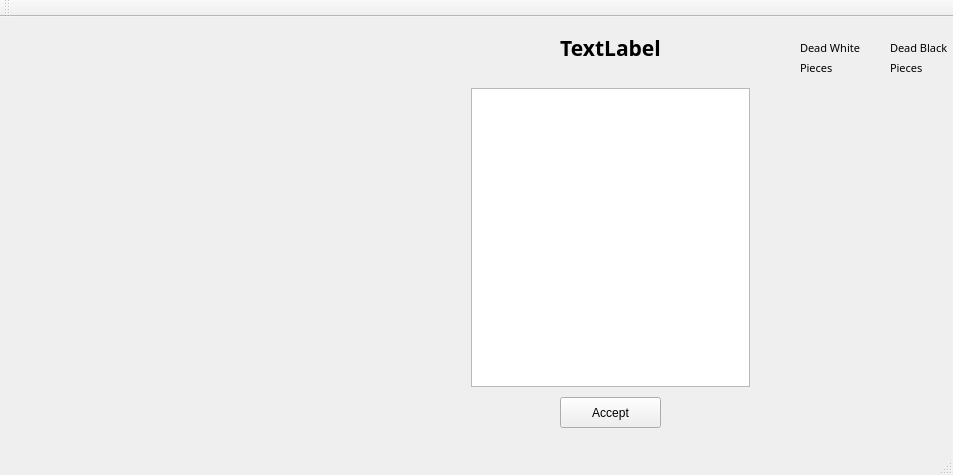
Above: Chess_project/Chess_project.ui from xif19/Chess_project before the change. Below: the same form after it.
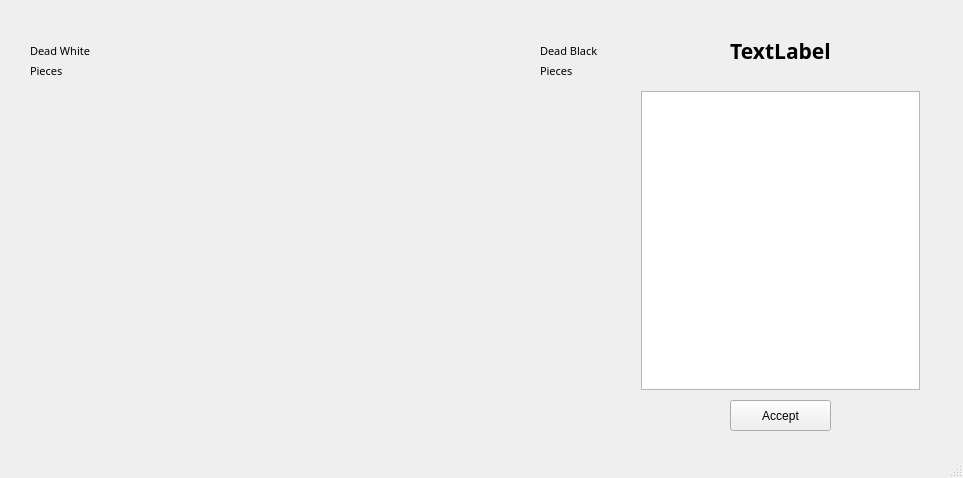
That is the form after the change.

Commit message: Fixed the code. I need to make the frontend look better and the project will be close to finished.

```diff
--- a/Chess_project/Chess_project.ui
+++ b/Chess_project/Chess_project.ui
@@ -6,8 +6,8 @@
    <rect>
     <x>0</x>
     <y>0</y>
-    <width>953</width>
-    <height>475</height>
+    <width>963</width>
+    <height>478</height>
    </rect>
   </property>
   <property name="contextMenuPolicy">
@@ -23,8 +23,8 @@
    <widget class="QWidget" name="horizontalLayoutWidget">
     <property name="geometry">
      <rect>
-      <x>30</x>
-      <y>10</y>
+      <x>110</x>
+      <y>30</y>
       <width>401</width>
       <height>401</height>
      </rect>
@@ -50,8 +50,8 @@
    <widget class="QWidget" name="verticalLayoutWidget">
     <property name="geometry">
      <rect>
-      <x>460</x>
-      <y>60</y>
+      <x>630</x>
+      <y>80</y>
       <width>301</width>
       <height>321</height>
      </rect>
@@ -72,8 +72,8 @@
    <widget class="QPushButton" name="acceptMenuButton">
     <property name="geometry">
      <rect>
-      <x>560</x>
-      <y>380</y>
+      <x>730</x>
+      <y>400</y>
       <width>101</width>
       <height>31</height>
      </rect>
@@ -88,8 +88,8 @@
    <widget class="QLabel" name="turnLabel">
     <property name="geometry">
      <rect>
-      <x>460</x>
-      <y>10</y>
+      <x>630</x>
+      <y>30</y>
       <width>301</width>
       <height>41</height>
      </rect>
@@ -129,10 +129,10 @@
    <widget class="QWidget" name="verticalLayoutWidget_2">
     <property name="geometry">
      <rect>
-      <x>800</x>
-      <y>60</y>
+      <x>30</x>
+      <y>80</y>
       <width>51</width>
-      <height>321</height>
+      <height>351</height>
      </rect>
     </property>
     <layout class="QVBoxLayout" name="vBoxDeadWhite"/>
@@ -140,10 +140,10 @@
    <widget class="QWidget" name="verticalLayoutWidget_3">
     <property name="geometry">
      <rect>
-      <x>890</x>
-      <y>60</y>
+      <x>540</x>
+      <y>80</y>
       <width>51</width>
-      <height>321</height>
+      <height>351</height>
      </rect>
     </property>
     <layout class="QVBoxLayout" name="vBoxDeadBlack"/>
@@ -151,8 +151,8 @@
    <widget class="QLabel" name="label">
     <property name="geometry">
      <rect>
-      <x>800</x>
-      <y>20</y>
+      <x>30</x>
+      <y>40</y>
       <width>61</width>
       <height>21</height>
      </rect>
@@ -176,8 +176,8 @@
    <widget class="QLabel" name="label_3">
     <property name="geometry">
      <rect>
-      <x>800</x>
-      <y>40</y>
+      <x>30</x>
+      <y>60</y>
       <width>61</width>
       <height>21</height>
      </rect>
@@ -201,8 +201,8 @@
    <widget class="QLabel" name="label_4">
     <property name="geometry">
      <rect>
-      <x>890</x>
-      <y>40</y>
+      <x>540</x>
+      <y>60</y>
       <width>61</width>
       <height>21</height>
      </rect>
@@ -226,8 +226,8 @@
    <widget class="QLabel" name="label_2">
     <property name="geometry">
      <rect>
-      <x>890</x>
-      <y>20</y>
+      <x>540</x>
+      <y>40</y>
       <width>61</width>
       <height>21</height>
      </rect>
@@ -259,14 +259,6 @@
     </rect>
    </property>
   </widget>
-  <widget class="QToolBar" name="mainToolBar">
-   <attribute name="toolBarArea">
-    <enum>TopToolBarArea</enum>
-   </attribute>
-   <attribute name="toolBarBreak">
-    <bool>false</bool>
-   </attribute>
-  </widget>
   <widget class="QStatusBar" name="statusBar"/>
  </widget>
  <layoutdefault spacing="6" margin="11"/>
```
Left out of the diff: 2 changed lines with no effect on the pictures. The commit also changes 11 other files.
